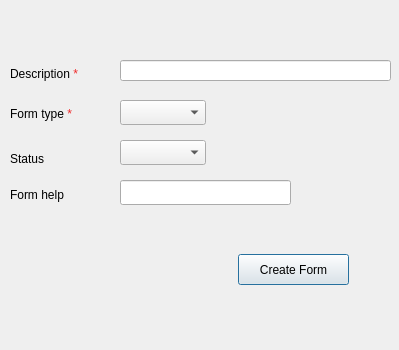
Above: presentation/authorization_ui/createForm.ui from Hossam01/HyperPOS2020Design before the change. Below: the same form after it.
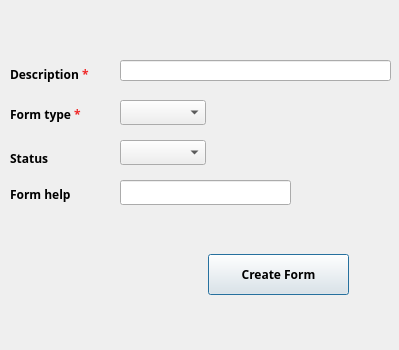
That is the form after the change.

```diff
--- a/presentation/authorization_ui/createForm.ui
+++ b/presentation/authorization_ui/createForm.ui
@@ -38,15 +38,18 @@
   <widget class="QPushButton" name="BTN_createForm">
    <property name="geometry">
     <rect>
-     <x>238</x>
+     <x>208</x>
      <y>254</y>
-     <width>111</width>
-     <height>31</height>
+     <width>141</width>
+     <height>41</height>
     </rect>
    </property>
    <property name="font">
     <font>
+     <family>29LT Bukra Regular</family>
      <pointsize>9</pointsize>
+     <weight>75</weight>
+     <bold>true</bold>
     </font>
    </property>
    <property name="text">
@@ -62,6 +65,14 @@
      <height>29</height>
     </rect>
    </property>
+   <property name="font">
+    <font>
+     <family>29LT Bukra Regular</family>
+     <pointsize>9</pointsize>
+     <weight>75</weight>
+     <bold>true</bold>
+    </font>
+   </property>
    <property name="text">
     <string>&lt;html&gt;&lt;head/&gt;&lt;body&gt;&lt;p&gt;Description &lt;span style=&quot; color:#ef2929;&quot;&gt;*&lt;/span&gt;&lt;/p&gt;&lt;/body&gt;&lt;/html&gt;</string>
    </property>
@@ -75,6 +86,14 @@
      <height>17</height>
     </rect>
    </property>
+   <property name="font">
+    <font>
+     <family>29LT Bukra Regular</family>
+     <pointsize>9</pointsize>
+     <weight>75</weight>
+     <bold>true</bold>
+    </font>
+   </property>
    <property name="text">
     <string>Status</string>
    </property>
@@ -98,6 +117,14 @@
      <height>29</height>
     </rect>
    </property>
+   <property name="font">
+    <font>
+     <family>29LT Bukra Regular</family>
+     <pointsize>9</pointsize>
+     <weight>75</weight>
+     <bold>true</bold>
+    </font>
+   </property>
    <property name="text">
     <string>&lt;html&gt;&lt;head/&gt;&lt;body&gt;&lt;p&gt;Form type&lt;span style=&quot; color:#ef2929;&quot;&gt;
                     *&lt;/span&gt;&lt;/p&gt;&lt;/body&gt;&lt;/html&gt;
@@ -126,6 +153,14 @@
      <height>29</height>
     </rect>
    </property>
+   <property name="font">
+    <font>
+     <family>29LT Bukra Regular</family>
+     <pointsize>9</pointsize>
+     <weight>75</weight>
+     <bold>true</bold>
+    </font>
+   </property>
    <property name="text">
     <string>Form help</string>
    </property>
```
Left out of the diff: 32 changed lines with no effect on the pictures.
